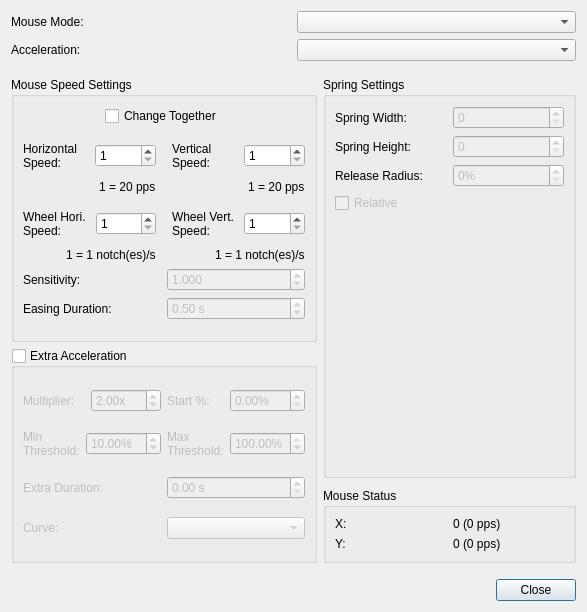
First picture: the form in src/mousesettingsdialog.ui, repository AntiMicroX/antimicrox, before the edit.
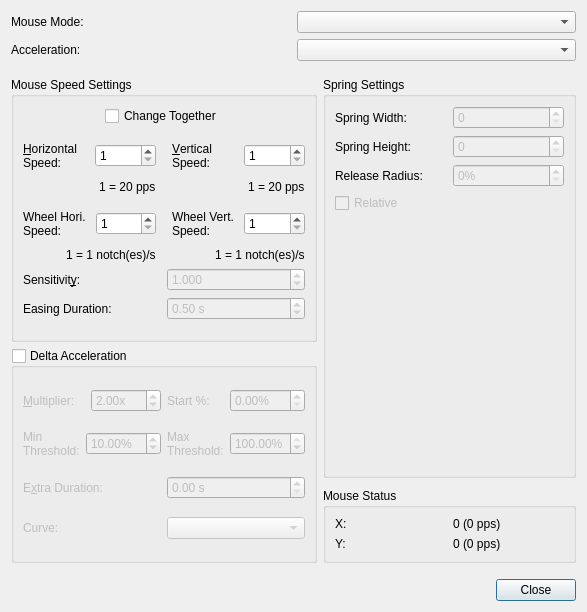
Second picture: the form after the edit.

Commit message: Change label to Delta Acceleration to better document functionality.

```diff
--- a/src/mousesettingsdialog.ui
+++ b/src/mousesettingsdialog.ui
@@ -216,7 +216,7 @@
                 <item>
                  <widget class="QLabel" name="label_5">
                   <property name="text">
-                   <string>Horizontal
+                   <string>&amp;Horizontal
 Speed:</string>
                   </property>
                   <property name="buddy">
@@ -264,7 +264,7 @@
                 <item>
                  <widget class="QLabel" name="label_7">
                   <property name="text">
-                   <string>Vertical
+                   <string>&amp;Vertical
 Speed:</string>
                   </property>
                   <property name="buddy">
@@ -411,7 +411,7 @@
             <item>
              <widget class="QLabel" name="sensLabel">
               <property name="text">
-               <string>Sensitivity:</string>
+               <string>Sensitivit&amp;y:</string>
               </property>
               <property name="buddy">
                <cstring>sensitivityDoubleSpinBox</cstring>
@@ -524,7 +524,7 @@
 typical gamepad analog sticks.</string>
          </property>
          <property name="title">
-          <string>Extra Acceleration</string>
+          <string>Delta Acceleration</string>
          </property>
          <property name="flat">
           <bool>false</bool>
@@ -543,7 +543,7 @@
               <item>
                <widget class="QLabel" name="extraAccelMultiLabel">
                 <property name="text">
-                 <string>Multiplier:</string>
+                 <string>&amp;Multiplier:</string>
                 </property>
                 <property name="buddy">
                  <cstring>extraAccelDoubleSpinBox</cstring>
@@ -680,7 +680,7 @@
             <item>
              <widget class="QLabel" name="label_11">
               <property name="text">
-               <string>Extra Duration:</string>
+               <string>E&amp;xtra Duration:</string>
               </property>
               <property name="buddy">
                <cstring>accelExtraDurationDoubleSpinBox</cstring>
```
The commit also changes 1 other file.
